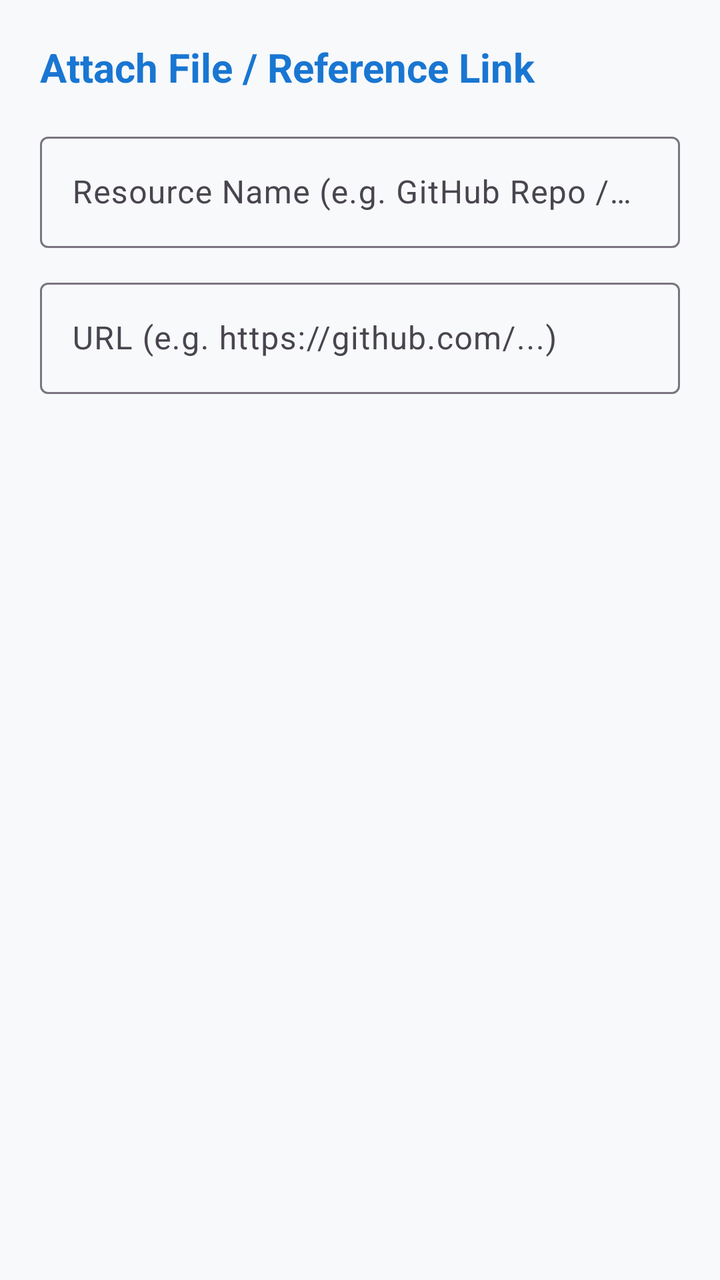
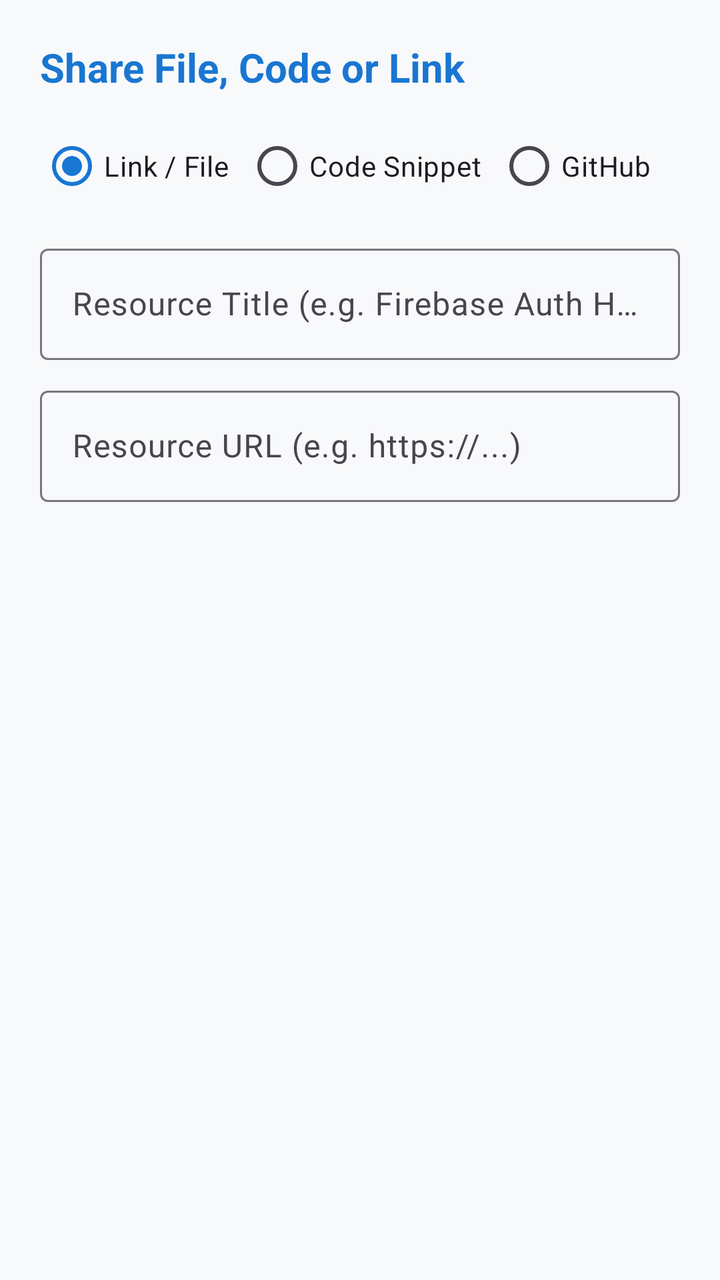

Two renders of the same Android screen: before a commit and after it. Below are the layout's source before the change and the commit's diff.
<!-- AndroidManifest.xml: application theme Theme.ProjectHub -->
<!-- res/layout/dialog_add_file.xml -->
<?xml version="1.0" encoding="utf-8"?>
<LinearLayout 
    xmlns:android="http://schemas.android.com/apk/res/android"
    android:layout_width="match_parent"
    android:layout_height="wrap_content"
    android:orientation="vertical"
    android:padding="20dp">

    <TextView
        android:layout_width="wrap_content"
        android:layout_height="wrap_content"
        android:text="Attach File / Reference Link"
        android:textSize="20sp"
        android:textStyle="bold"
        android:textColor="@color/primary" />

    <com.google.android.material.textfield.TextInputLayout
        android:layout_width="match_parent"
        android:layout_height="wrap_content"
        android:layout_marginTop="16dp"
        style="@style/Widget.Material3.TextInputLayout.OutlinedBox">

        <com.google.android.material.textfield.TextInputEditText
            android:id="@+id/etFileName"
            android:layout_width="match_parent"
            android:layout_height="wrap_content"
            android:hint="Resource Name (e.g. GitHub Repo / Figma)" />
    </com.google.android.material.textfield.TextInputLayout>

    <com.google.android.material.textfield.TextInputLayout
        android:layout_width="match_parent"
        android:layout_height="wrap_content"
        android:layout_marginTop="12dp"
        style="@style/Widget.Material3.TextInputLayout.OutlinedBox">

        <com.google.android.material.textfield.TextInputEditText
            android:id="@+id/etFileUrl"
            android:layout_width="match_parent"
            android:layout_height="wrap_content"
            android:hint="URL (e.g. https://github.com/...)"
            android:inputType="textUri" />
    </com.google.android.material.textfield.TextInputLayout>
</LinearLayout>
<!-- resources referenced by this layout -->
<resources>
  <color name="primary">#1976D2</color>
  <style name="Theme.ProjectHub" parent="Theme.Material3.DayNight.NoActionBar">
          <item name="colorPrimary">@color/primary</item>
          <item name="colorPrimaryDark">@color/primary_dark</item>
          <item name="colorSecondary">@color/accent</item>
          <item name="android:statusBarColor">@color/primary_dark</item>
          <item name="android:windowBackground">@color/background</item>
      </style>
  <color name="primary_dark">#0D47A1</color>
  <color name="accent">#FF9800</color>
  <color name="background">#F8F9FA</color>
</resources>

<!-- the commit's change to res/layout/dialog_add_file.xml (unified diff, before → after) -->
@@ -9,23 +9,40 @@
     <TextView
         android:layout_width="wrap_content"
         android:layout_height="wrap_content"
-        android:text="Attach File / Reference Link"
+        android:text="Share File, Code or Link"
         android:textSize="20sp"
         android:textStyle="bold"
         android:textColor="@color/primary" />
 
-    <com.google.android.material.textfield.TextInputLayout
+    
+    <RadioGroup
+        android:id="@+id/rgResourceType"
         android:layout_width="match_parent"
         android:layout_height="wrap_content"
-        android:layout_marginTop="16dp"
-        style="@style/Widget.Material3.TextInputLayout.OutlinedBox">
+        android:orientation="horizontal"
+        android:layout_marginTop="12dp">
 
-        <com.google.android.material.textfield.TextInputEditText
-            android:id="@+id/etFileName"
-            android:layout_width="match_parent"
+        <RadioButton
+            android:id="@+id/rbTypeLink"
+            android:layout_width="wrap_content"
             android:layout_height="wrap_content"
-            android:hint="Resource Name (e.g. GitHub Repo / Figma)" />
-    </com.google.android.material.textfield.TextInputLayout>
+            android:text="Link / File"
+            android:checked="true" />
+
+        <RadioButton
+            android:id="@+id/rbTypeCode"
+            android:layout_width="wrap_content"
+            android:layout_height="wrap_content"
+            android:text="Code Snippet"
+            android:layout_marginStart="8dp" />
+
+        <RadioButton
+            android:id="@+id/rbTypeGitHub"
+            android:layout_width="wrap_content"
+            android:layout_height="wrap_content"
+            android:text="GitHub"
+            android:layout_marginStart="8dp" />
+    </RadioGroup>
 
     <com.google.android.material.textfield.TextInputLayout
         android:layout_width="match_parent"
@@ -34,10 +51,61 @@
         style="@style/Widget.Material3.TextInputLayout.OutlinedBox">
 
         <com.google.android.material.textfield.TextInputEditText
+            android:id="@+id/etFileName"
+            android:layout_width="match_parent"
+            android:layout_height="wrap_content"
+            android:hint="Resource Title (e.g. Firebase Auth Helper / Figma)" />
+    </com.google.android.material.textfield.TextInputLayout>
+
+    
+    <com.google.android.material.textfield.TextInputLayout
+        android:id="@+id/tilFileUrl"
+        android:layout_width="match_parent"
+        android:layout_height="wrap_content"
+        android:layout_marginTop="10dp"
+        style="@style/Widget.Material3.TextInputLayout.OutlinedBox">
+
+        <com.google.android.material.textfield.TextInputEditText
             android:id="@+id/etFileUrl"
             android:layout_width="match_parent"
             android:layout_height="wrap_content"
-            android:hint="URL (e.g. https://github.com/...)"
+            android:hint="Resource URL (e.g. https://...)"
             android:inputType="textUri" />
     </com.google.android.material.textfield.TextInputLayout>
+
+    
+    <com.google.android.material.textfield.TextInputLayout
+        android:id="@+id/tilFileLang"
+        android:layout_width="match_parent"
+        android:layout_height="wrap_content"
+        android:layout_marginTop="10dp"
+        style="@style/Widget.Material3.TextInputLayout.OutlinedBox"
+        android:visibility="gone">
+
+        <com.google.android.material.textfield.TextInputEditText
+            android:id="@+id/etFileLang"
+            android:layout_width="match_parent"
+            android:layout_height="wrap_content"
+            android:hint="Language (e.g. Java, Kotlin, Python, XML)" />
+    </com.google.android.material.textfield.TextInputLayout>
+
+    
+    <com.google.android.material.textfield.TextInputLayout
+        android:id="@+id/tilFileSnippet"
+        android:layout_width="match_parent"
+        android:layout_height="wrap_content"
+        android:layout_marginTop="10dp"
+        style="@style/Widget.Material3.TextInputLayout.OutlinedBox"
+        android:visibility="gone">
+
+        <com.google.android.material.textfield.TextInputEditText
+            android:id="@+id/etFileSnippet"
+            android:layout_width="match_parent"
+            android:layout_height="wrap_content"
+            android:hint="Paste Code Snippet here..."
+            android:fontFamily="monospace"
+            android:inputType="textMultiLine"
+            android:minLines="3" />
+    </com.google.android.material.textfield.TextInputLayout>
+
 </LinearLayout>
